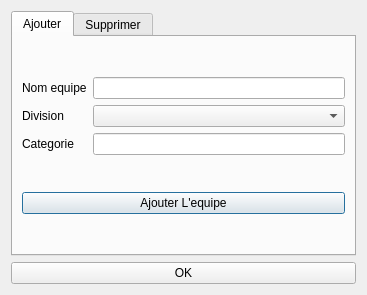
The window that ui/fenetrevisualisation.ui (flagage/volleyclubstats) describes before a commit, drawn with Qt 5.
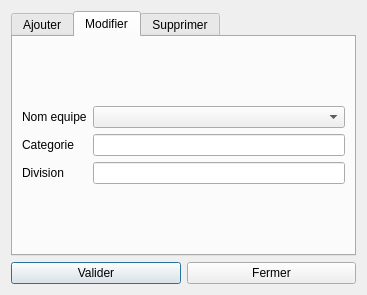
The same window after the commit. The open tabs and pages were chosen to show the change.

Commit message: Correction bouton joueur banc et ajout categorie division equipe

What changed in the file:
```diff
--- a/ui/fenetrevisualisation.ui
+++ b/ui/fenetrevisualisation.ui
@@ -13,7 +13,7 @@
   <property name="windowTitle">
    <string>Equipes</string>
   </property>
-  <layout class="QGridLayout" name="gridLayout_3">
+  <layout class="QGridLayout" name="gridLayout_5">
    <item row="0" column="0">
     <widget class="QTabWidget" name="tabWidget">
      <property name="currentIndex">
@@ -26,44 +26,78 @@
       <layout class="QGridLayout" name="gridLayout_4">
        <item row="0" column="0">
         <layout class="QGridLayout" name="gridLayout">
-         <item row="0" column="0">
-          <widget class="QLabel" name="label">
-           <property name="text">
-            <string>Nom equipe</string>
-           </property>
-          </widget>
-         </item>
          <item row="0" column="1">
           <widget class="QLineEdit" name="lineEdit"/>
          </item>
-         <item row="1" column="0">
+         <item row="2" column="0">
           <widget class="QLabel" name="label_4">
            <property name="text">
             <string>Division </string>
            </property>
           </widget>
          </item>
-         <item row="1" column="1">
-          <widget class="QComboBox" name="comboBox_Div"/>
+         <item row="0" column="0">
+          <widget class="QLabel" name="label">
+           <property name="text">
+            <string>Nom equipe</string>
+           </property>
+          </widget>
          </item>
-         <item row="2" column="0">
+         <item row="1" column="0">
           <widget class="QLabel" name="label_5">
            <property name="text">
             <string>Categorie</string>
            </property>
           </widget>
          </item>
-         <item row="2" column="1">
+         <item row="1" column="1">
           <widget class="QLineEdit" name="lineEdit_cat"/>
          </item>
+         <item row="2" column="1">
+          <widget class="QLineEdit" name="lineEdit_2"/>
+         </item>
         </layout>
        </item>
-       <item row="1" column="0">
-        <widget class="QPushButton" name="pushAjouter">
-         <property name="text">
-          <string>Ajouter L'equipe</string>
-         </property>
-        </widget>
+      </layout>
+     </widget>
+     <widget class="QWidget" name="tab_3">
+      <attribute name="title">
+       <string>Modifier</string>
+      </attribute>
+      <layout class="QGridLayout" name="gridLayout_7">
+       <item row="0" column="0">
+        <layout class="QGridLayout" name="gridLayout_6">
+         <item row="2" column="0">
+          <widget class="QLabel" name="label_6">
+           <property name="text">
+            <string>Division </string>
+           </property>
+          </widget>
+         </item>
+         <item row="0" column="0">
+          <widget class="QLabel" name="label_2">
+           <property name="text">
+            <string>Nom equipe</string>
+           </property>
+          </widget>
+         </item>
+         <item row="1" column="0">
+          <widget class="QLabel" name="label_7">
+           <property name="text">
+            <string>Categorie</string>
+           </property>
+          </widget>
+         </item>
+         <item row="1" column="1">
+          <widget class="QLineEdit" name="lineEdit_cat_2"/>
+         </item>
+         <item row="2" column="1">
+          <widget class="QLineEdit" name="lineEdit_4"/>
+         </item>
+         <item row="0" column="1">
+          <widget class="QComboBox" name="comboBox_2"/>
+         </item>
+        </layout>
        </item>
       </layout>
      </widget>
@@ -75,23 +109,27 @@
        <item row="0" column="0">
         <widget class="QComboBox" name="comboBox"/>
        </item>
-       <item row="1" column="0">
-        <widget class="QPushButton" name="pushButton_Supprimer">
-         <property name="text">
-          <string>Supprimer</string>
-         </property>
-        </widget>
-       </item>
       </layout>
      </widget>
     </widget>
    </item>
-   <item row="2" column="0">
-    <widget class="QPushButton" name="pushButton_Annuler">
-     <property name="text">
-      <string>OK</string>
-     </property>
-    </widget>
+   <item row="1" column="0">
+    <layout class="QGridLayout" name="gridLayout_3">
+     <item row="0" column="0">
+      <widget class="QPushButton" name="pushAjouter">
+       <property name="text">
+        <string>Valider</string>
+       </property>
+      </widget>
+     </item>
+     <item row="0" column="1">
+      <widget class="QPushButton" name="pushButton_Annuler">
+       <property name="text">
+        <string>Fermer</string>
+       </property>
+      </widget>
+     </item>
+    </layout>
    </item>
   </layout>
  </widget>
```
The commit also changes 14 other files.
